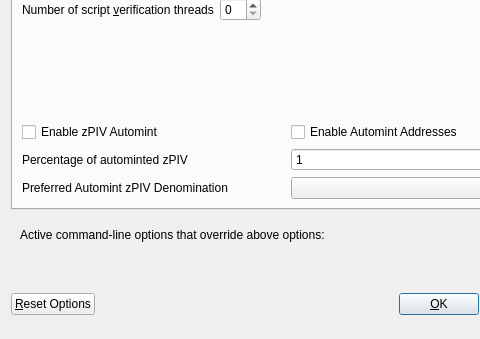
blenda123/labx, file src/qt/forms/optionsdialog.ui: the form before one commit; both pictures show x 0 to 480 and y 103 to 442 of the 576 by 442 pixel window.
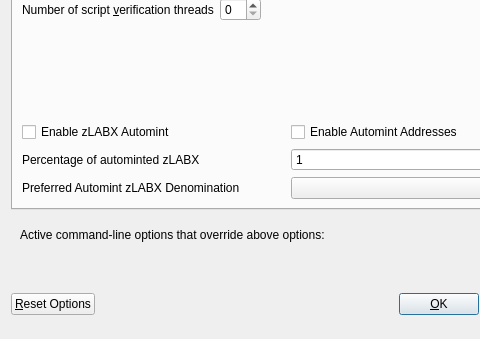
The form after the commit. The open tabs and pages were chosen to show the change. Custom widgets are drawn as their Qt base class.

```diff
--- a/src/qt/forms/optionsdialog.ui
+++ b/src/qt/forms/optionsdialog.ui
@@ -141,7 +141,7 @@
             <enum>Qt::LeftToRight</enum>
            </property>
            <property name="text">
-            <string>Enable zPIV Automint</string>
+            <string>Enable zLABX Automint</string>
            </property>
           </widget>
          </item>
@@ -168,7 +168,7 @@
             <string>Percentage of incoming PIV which get automatically converted to zPIV via Zerocoin Protocol (min: 10%)</string>
            </property>
            <property name="text">
-            <string>Percentage of autominted zPIV</string>
+            <string>Percentage of autominted zLABX</string>
            </property>
           </widget>
          </item>
@@ -201,7 +201,7 @@
             <string>Wait with automatic conversion to Zerocoin until enough PIV for this denomination is available</string>
            </property>
            <property name="text">
-            <string>Preferred Automint zPIV Denomination</string>
+            <string>Preferred Automint zLABX Denomination</string>
            </property>
           </widget>
          </item>
```
Left out of the diff: 10 changed lines with no effect on the pictures.
